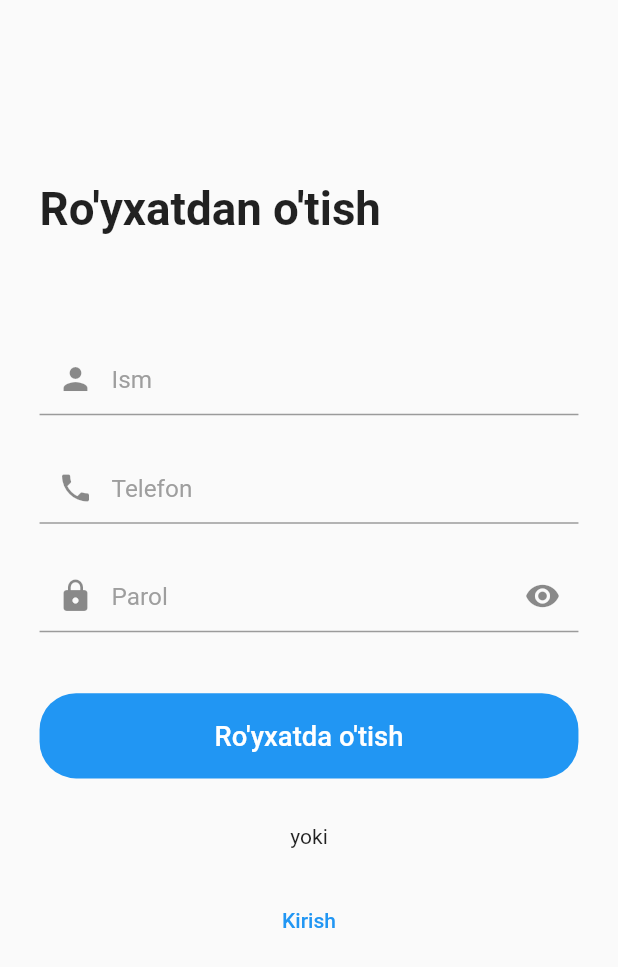
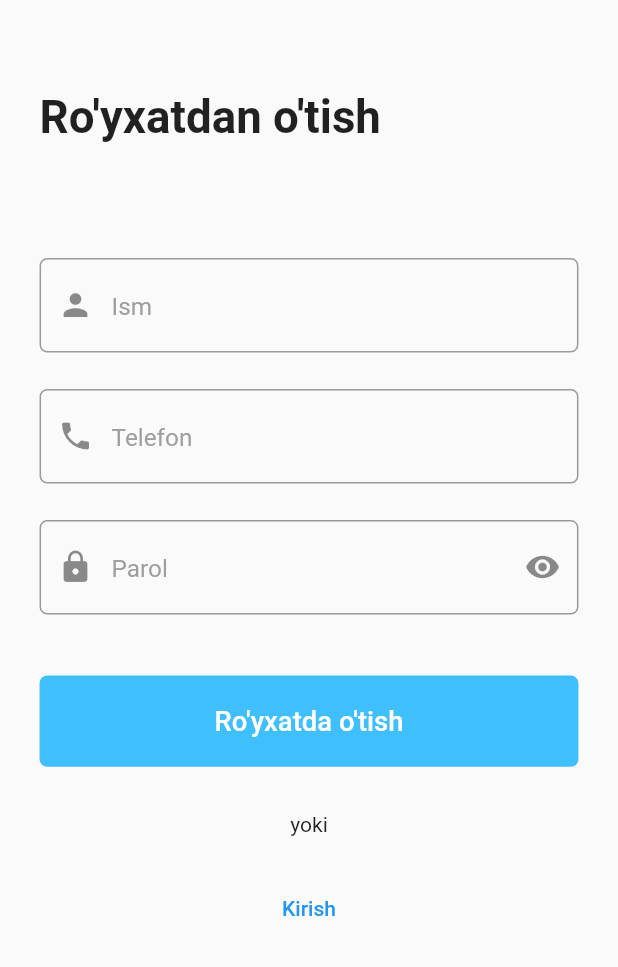
Before and after one commit to SayfiddinovJ/Market, a Flutter app: the screen it shows after launch, after a tap on an icon or button, on a phone screen of 412 x 824 dp. Shown: the top 967 px of the screen. Run offline on Flutter 3.47's test engine with Material 2 defaults, Android fonts, the phone set to English and light mode, and no system bars; our stand-ins replace cloud_firestore, firebase_auth, firebase_core, flutter_bloc, flutter_screenutil, fluttertoast and 2 more; accounts and stored records are empty; Roboto replaces fonts that are missing (Urbanist).

Commit message:
some changes

```diff
--- a/lib/ui/auth/register_screen.dart
+++ b/lib/ui/auth/register_screen.dart
@@ -38,7 +38,7 @@ class _RegisterScreenState extends State<RegisterScreen> {
             child: Column(
               crossAxisAlignment: CrossAxisAlignment.start,
               children: [
-                120.ph,
+                60.ph,
                 Text(
                   'Ro\'yxatdan o\'tish',
                   style: TextStyle(
@@ -46,7 +46,9 @@ class _RegisterScreenState extends State<RegisterScreen> {
                     fontSize: 30.sp,
                   ),
                 ),
-                70.ph,
+                50.ph,
+
+                24.ph,
                 GlobalTextField(
                   prefixIcon: const Icon(Icons.person),
                   hintText: 'Ism',
--- a/lib/ui/auth/sign_in_screen.dart
+++ b/lib/ui/auth/sign_in_screen.dart
@@ -8,9 +8,12 @@ import 'package:market/data/local/storage_repository.dart';
 import 'package:market/data/models/status.dart';
 import 'package:market/ui/admin/tabs_box_admin.dart';
 import 'package:market/ui/auth/register_screen.dart';
+import 'package:market/ui/auth/widgets/google_button.dart';
+import 'package:market/ui/auth/widgets/or.dart';
 import 'package:market/ui/user/tabs_box.dart';
 import 'package:market/ui/widgets/global_button.dart';
 import 'package:market/ui/widgets/global_textfield.dart';
+import 'package:market/utils/app_images/app_images.dart';
 import 'package:market/utils/extensions/extensions.dart';
 
 class SignInScreen extends StatefulWidget {
@@ -31,38 +34,51 @@ class _SignInScreenState extends State<SignInScreen> {
         builder: (context, state) {
           return SingleChildScrollView(
             physics: const BouncingScrollPhysics(),
-            padding: EdgeInsets.symmetric(horizontal: 24.w),
+            padding: EdgeInsets.symmetric(horizontal: 16.w),
             child: Column(
               crossAxisAlignment: CrossAxisAlignment.start,
               children: [
-                Text(
-                  'Do\'konga kirish',
-                  style: TextStyle(
-                    fontWeight: FontWeight.bold,
-                    fontSize: 30.sp,
+                120.ph,
+                Center(
+                  child: Image.asset(
+                    AppImages.logo,
+                    height: 100.w,
+                    width: 100.w,
                   ),
                 ),
-                70.ph,
+                16.ph,
                 Center(
-                  child: Image.network(
-                    state.photoURL,
-                    height: 120.w,
-                    width: 120.w,
-                    errorBuilder: (context, object, stackTrace) =>
-                        Icon(Icons.account_circle, size: 120.w),
+                  child: Text(
+                    'OMPga Xush kelibsiz',
+                    style: TextStyle(
+                      fontWeight: FontWeight.bold,
+                      fontSize: 16.sp,
+                      color: const Color(0xFF223263),
+                    ),
                   ),
                 ),
-                24.ph,
+                8.ph,
+                Center(
+                  child: Text(
+                    'Davom etish uchun tizimga kiring',
+                    style: TextStyle(
+                      fontWeight: FontWeight.w400,
+                      fontSize: 12.sp,
+                      color: const Color(0xFF9098B1),
+                    ),
+                  ),
+                ),
+                28.ph,
                 GlobalTextField(
-                  prefixIcon: const Icon(Icons.person),
-                  hintText: 'Ism',
+                  prefixIcon: const Icon(Icons.email_outlined),
+                  hintText: 'Email',
                   onChanged: (v) {
                     context.read<AuthCubit>().updateName(v);
                   },
                 ),
-                24.ph,
+                8.ph,
                 GlobalTextField(
-                  prefixIcon: const Icon(Icons.lock),
+                  prefixIcon: const Icon(Icons.lock_outline),
                   hintText: 'Parol',
                   obscureText: isPassword,
                   suffixIcon: IconButton(
@@ -79,7 +95,7 @@ class _SignInScreenState extends State<SignInScreen> {
                     context.read<AuthCubit>().updatePassword(v);
                   },
                 ),
-                40.ph,
+                16.ph,
                 GlobalButton(
                   text: 'Kirish',
                   onTap: () {
@@ -92,9 +108,11 @@ class _SignInScreenState extends State<SignInScreen> {
                     }
                   },
                 ),
-                30.ph,
-                const Center(child: Text('yoki')),
-                24.ph,
+                21.ph,
+                const Or(),
+                16.ph,
+                GoogleButton(onTap: (){}),
+                16.ph,
                 Center(
                   child: TextButton(
                     onPressed: () {
--- /dev/null
+++ b/lib/ui/auth/widgets/google_button.dart
@@ -0,0 +1,44 @@
+import 'package:flutter/material.dart';
+import 'package:flutter_screenutil/flutter_screenutil.dart';
+import 'package:market/utils/app_images/app_images.dart';
+import 'package:market/utils/extensions/extensions.dart';
+
+class GoogleButton extends StatelessWidget {
+  const GoogleButton({super.key, required this.onTap});
+
+  final VoidCallback onTap;
+
+  @override
+  Widget build(BuildContext context) {
+    return InkWell(
+      borderRadius: BorderRadius.circular(5.r),
+      onTap: onTap,
+      child: Container(
+        height: 60.h,
+        width: MediaQuery.of(context).size.width,
+        decoration: BoxDecoration(
+            borderRadius: BorderRadius.circular(5.r),
+            border: Border.all(color: const Color(0xFFEBF0FF), width: 1)),
+        child: Row(
+          mainAxisAlignment: MainAxisAlignment.center,
+          children: [
+            Image.asset(
+              AppImages.google,
+              height: 30.w,
+              width: 30.w,
+            ),
+            10.pw,
+            Text(
+              'Google bilan kirish',
+              style: TextStyle(
+                fontSize: 14.sp,
+                color: const Color(0xFF9098B1),
+                fontWeight: FontWeight.w700,
+              ),
+            ),
+          ],
+        ),
+      ),
+    );
+  }
+}
--- /dev/null
+++ b/lib/ui/auth/widgets/or.dart
@@ -0,0 +1,35 @@
+import 'package:flutter/material.dart';
+import 'package:flutter_screenutil/flutter_screenutil.dart';
+import 'package:market/utils/extensions/extensions.dart';
+
+class Or extends StatelessWidget {
+  const Or({super.key});
+
+  @override
+  Widget build(BuildContext context) {
+    return Row(
+      children: [
+        const Expanded(
+          child: Divider(
+            color: Color(0xFFEBF0FF),
+          ),
+        ),
+        23.pw,
+        Text(
+          'yoki',
+          style: TextStyle(
+            color: const Color(0xFF9098B1),
+            fontSize: 14.sp,
+            fontWeight: FontWeight.w700,
+          ),
+        ),
+        23.pw,
+        const Expanded(
+          child: Divider(
+            color: Color(0xFFEBF0FF),
+          ),
+        ),
+      ],
+    );
+  }
+}
--- a/lib/ui/widgets/global_button.dart
+++ b/lib/ui/widgets/global_button.dart
@@ -13,11 +13,11 @@ class GlobalButton extends StatelessWidget {
     return ZoomTapButton(
       onTap: onTap,
       child: Container(
-        height: 56.h,
+        height: 60.h,
         width: MediaQuery.of(context).size.width,
         decoration: BoxDecoration(
-          color: Colors.blue,
-          borderRadius: BorderRadius.circular(24.r),
+          color: const Color(0xFF40BFFF),
+          borderRadius: BorderRadius.circular(5.r),
         ),
         child: Center(
           child: Text(
--- a/lib/ui/widgets/global_textfield.dart
+++ b/lib/ui/widgets/global_textfield.dart
@@ -93,7 +93,10 @@ class _GlobalTextFieldState extends State<GlobalTextField> {
         hintText: widget.hintText,
         prefixIcon: widget.prefixIcon,
         suffixIcon: widget.suffixIcon,
-
+        border: OutlineInputBorder(
+          borderRadius: BorderRadius.circular(5.r),
+          borderSide: const BorderSide(color: Color(0xFFEBF0FF), width: 1),
+        ),
       ),
       keyboardType: widget.keyboardType,
       textInputAction: widget.textInputAction,
--- /dev/null
+++ b/lib/utils/app_images/app_images.dart
@@ -0,0 +1,4 @@
+class AppImages {
+  static const String logo = "assets/images/logo.png";
+  static const String google = "assets/images/google.png";
+}
--- a/pubspec.yaml
+++ b/pubspec.yaml
@@ -33,8 +33,8 @@ flutter:
 
   uses-material-design: true
 
-  # assets:
-  #   - images/a_dot_burr.jpeg
+  assets:
+    - assets/images/
   #   - images/a_dot_ham.jpeg
 
   # fonts:
```
Also changed, not shown: assets/images/google.png (added), assets/images/logo.png (added).
